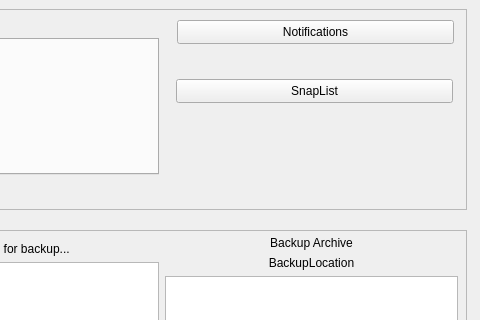
First picture: the form in ui/mainwindow/mainwindow.ui, repository shawn-sss/backtrack, before the edit; both pictures show x 454 to 934 and y 0 to 320 of the 934 by 611 pixel window.
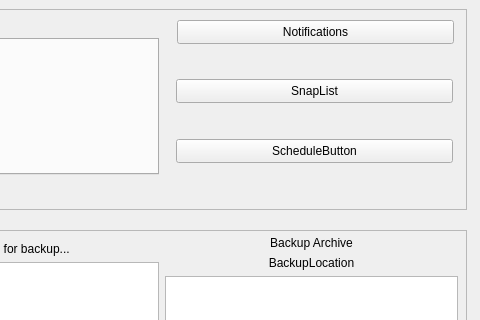
Second picture: the form after the edit.

Diff of the .ui file:
```diff
--- a/ui/mainwindow/mainwindow.ui
+++ b/ui/mainwindow/mainwindow.ui
@@ -391,6 +391,19 @@
       <string>SnapList</string>
      </property>
     </widget>
+    <widget class="QPushButton" name="ScheduleButton">
+     <property name="geometry">
+      <rect>
+       <x>620</x>
+       <y>130</y>
+       <width>277</width>
+       <height>24</height>
+      </rect>
+     </property>
+     <property name="text">
+      <string>ScheduleButton</string>
+     </property>
+    </widget>
    </widget>
    <zorder>DashboardContainer</zorder>
    <zorder>BackupViewContainer</zorder>
```
